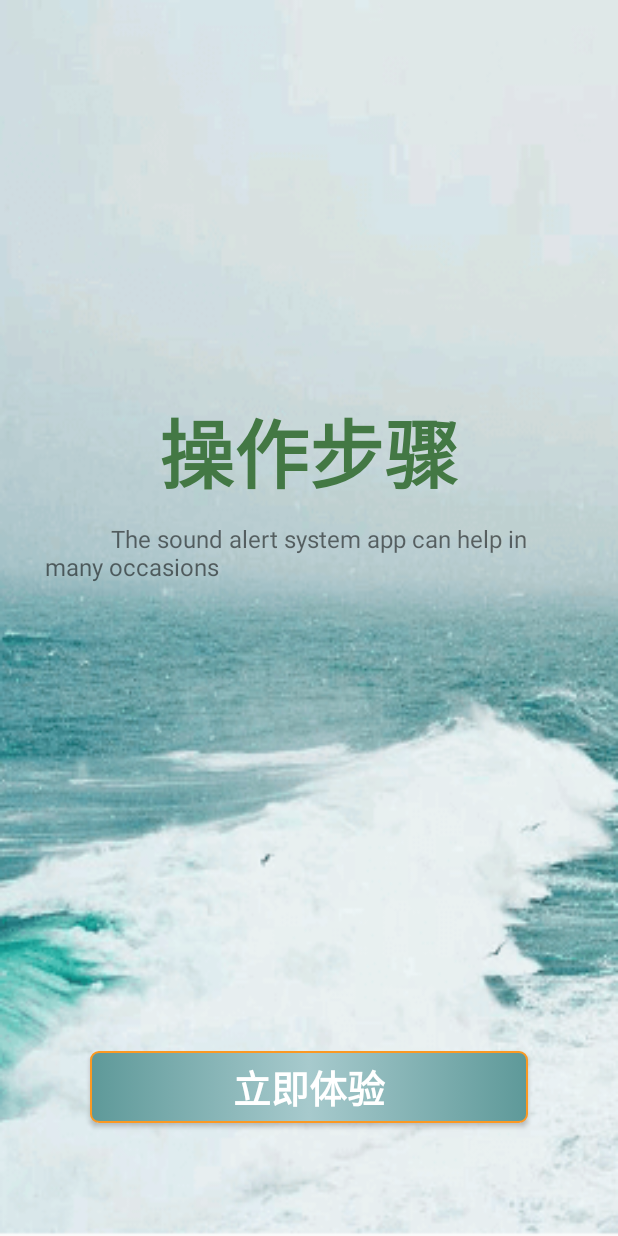
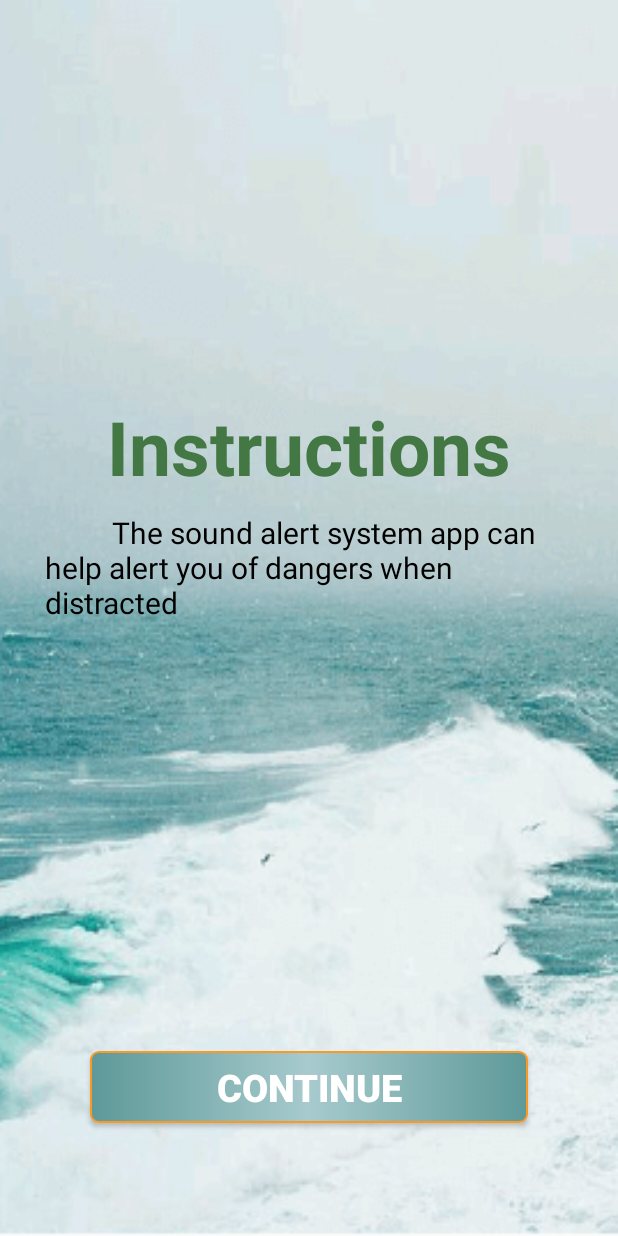
Before and after one commit to junhuang7/SoundAlertWTH2, an Android app: the layout view_guide_3.xml on its own in the app's theme, with its tools: preview values and no code run, on a phone screen of 412 x 824 dp. Run offline under Robolectric (Android 15) with nearby library versions, the phone set to English and light mode, and no system bars.

Commit message:
minor description and button language changes

```diff
--- a/app/src/main/res/layout/view_guide_2.xml
+++ b/app/src/main/res/layout/view_guide_2.xml
@@ -19,7 +19,7 @@
         android:layout_below="@+id/logo"
         android:layout_centerHorizontal="true"
         android:gravity="center"
-        android:text="简介"
+        android:text="Intro"
         android:textColor="#437844"
         android:textSize="50sp"
         android:textStyle="bold" />
@@ -38,7 +38,8 @@
             android:layout_width="match_parent"
             android:layout_height="wrap_content"
             android:text="@string/introduceText1"
-            android:textSize="15sp" />
+            android:textColor="#000000"
+            android:textSize="20sp" />
     </ScrollView>
 
 </RelativeLayout>
--- a/app/src/main/res/layout/view_guide_3.xml
+++ b/app/src/main/res/layout/view_guide_3.xml
@@ -19,7 +19,7 @@
         android:layout_below="@+id/logo"
         android:layout_centerHorizontal="true"
         android:gravity="center"
-        android:text="操作步骤"
+        android:text="Instructions"
         android:textColor="#437844"
         android:textSize="50sp"
         android:textStyle="bold" />
@@ -38,7 +38,8 @@
             android:layout_width="match_parent"
             android:layout_height="wrap_content"
             android:text="@string/introduceText2"
-            android:textSize="16sp" />
+            android:textColor="#000000"
+            android:textSize="20sp" />
     </ScrollView>
 
     <Button
@@ -52,7 +53,7 @@
         android:layout_marginRight="60dp"
         android:layout_marginBottom="75dp"
         android:background="@drawable/selector_button_color"
-        android:text="立即体验"
+        android:text="Continue"
         android:textColor="@color/button_text_color"
         android:textSize="25sp"
         android:textStyle="bold" />
--- a/app/src/main/res/values/strings.xml
+++ b/app/src/main/res/values/strings.xml
@@ -43,6 +43,6 @@
     <!-- 检查设备 -->
 
     <string name="introduceText1">\t\t\t This app is a sound alert system </string>
-    <string name="introduceText2">\t\t\t The sound alert system app can help in many occasions</string>
+    <string name="introduceText2">\t\t\t The sound alert system app can help alert you of dangers when distracted</string>
     <string name="end">轻度听力损失：26-40dB\n中度听力损失：41-55dB\n中重度听力损失：56-70dB\n重度听力损失：71-90dB\n极重度听力损失：>91dB</string>
 </resources>
```
